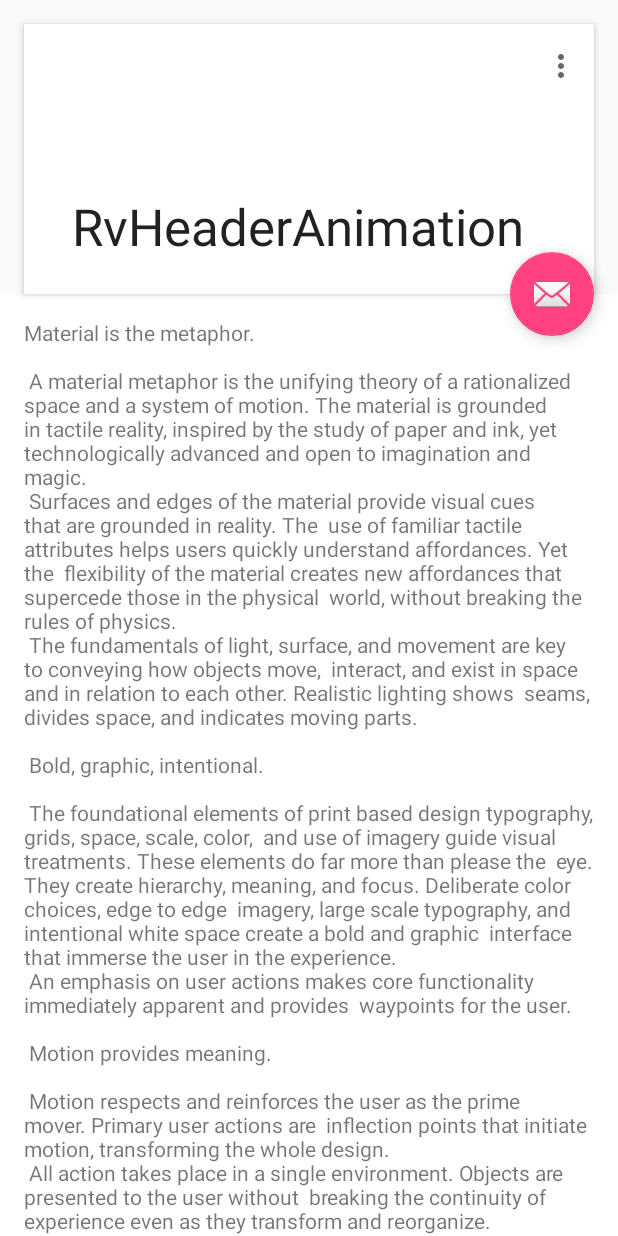
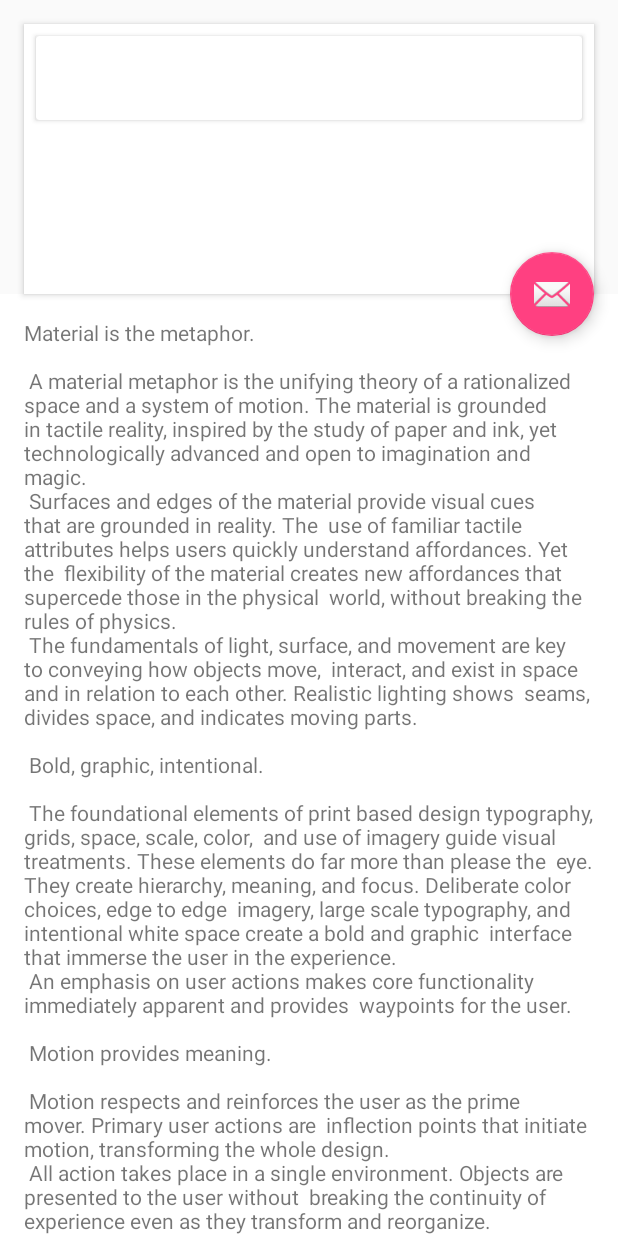
Before and after one commit to abhishekBansal/RvHeaderAnimation, an Android app: the screen it shows after launch (ScrollingActivity), on a phone screen of 412 x 824 dp. Run offline under Robolectric (Android 15) with nearby library versions, the phone set to English and light mode, and no system bars.

Commit message:
+ commit everything

```diff
--- a/app/src/main/java/in/rrapps/rvheaderanimation/ScrollingActivity.java
+++ b/app/src/main/java/in/rrapps/rvheaderanimation/ScrollingActivity.java
@@ -33,24 +33,4 @@ public class ScrollingActivity extends AppCompatActivity {
         });
     }
 
-    @Override
-    public boolean onCreateOptionsMenu(Menu menu) {
-        // Inflate the menu; this adds items to the action bar if it is present.
-        getMenuInflater().inflate(R.menu.menu_scrolling, menu);
-        return true;
-    }
-
-    @Override
-    public boolean onOptionsItemSelected(MenuItem item) {
-        // Handle action bar item clicks here. The action bar will
-        // automatically handle clicks on the Home/Up button, so long
-        // as you specify a parent activity in AndroidManifest.xml.
-        int id = item.getItemId();
-
-        //noinspection SimplifiableIfStatement
-        if (id == R.id.action_settings) {
-            return true;
-        }
-        return super.onOptionsItemSelected(item);
-    }
 }
--- a/app/src/main/res/layout/activity_scrolling.xml
+++ b/app/src/main/res/layout/activity_scrolling.xml
@@ -24,19 +24,19 @@
             app:layout_scrollFlags="scroll|exitUntilCollapsed"
             app:toolbarId="@+id/toolbar">
 
-            <android.support.v7.widget.Toolbar
-                android:id="@+id/toolbar"
-                android:layout_width="match_parent"
-                android:layout_height="?attr/actionBarSize"
-                app:layout_collapseMode="parallax"
-                app:popupTheme="@style/AppTheme.PopupOverlay">
+            <!--<android.support.v7.widget.Toolbar-->
+                <!--android:id="@+id/toolbar"-->
+                <!--android:layout_width="match_parent"-->
+                <!--android:layout_height="?attr/actionBarSize"-->
+                <!--app:layout_collapseMode="pin"-->
+                <!--app:popupTheme="@style/AppTheme.PopupOverlay">-->
 
-                <!--<android.support.v7.widget.CardView-->
-                    <!--android:layout_width="match_parent"-->
-                    <!--android:layout_height="match_parent"-->
-                    <!--android:background="@color/colorAccent"-->
-                    <!--android:layout_margin="8dp"/>-->
-            </android.support.v7.widget.Toolbar>
+                <android.support.v7.widget.CardView
+                    android:layout_width="match_parent"
+                    android:layout_height="?attr/actionBarSize"
+                    android:background="@color/colorAccent"
+                    android:layout_margin="8dp"/>
+            <!--</android.support.v7.widget.Toolbar>-->
 
         </android.support.design.widget.CollapsingToolbarLayout>
     </android.support.design.widget.AppBarLayout>
```
Also changed, not shown: 3 other files.
